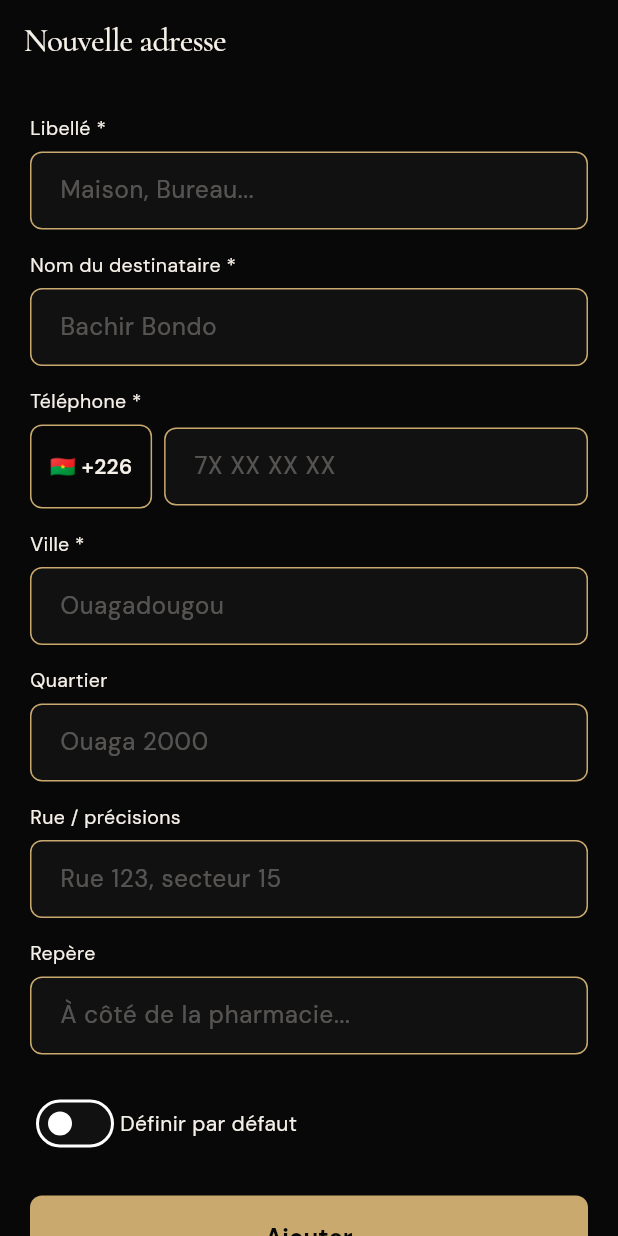
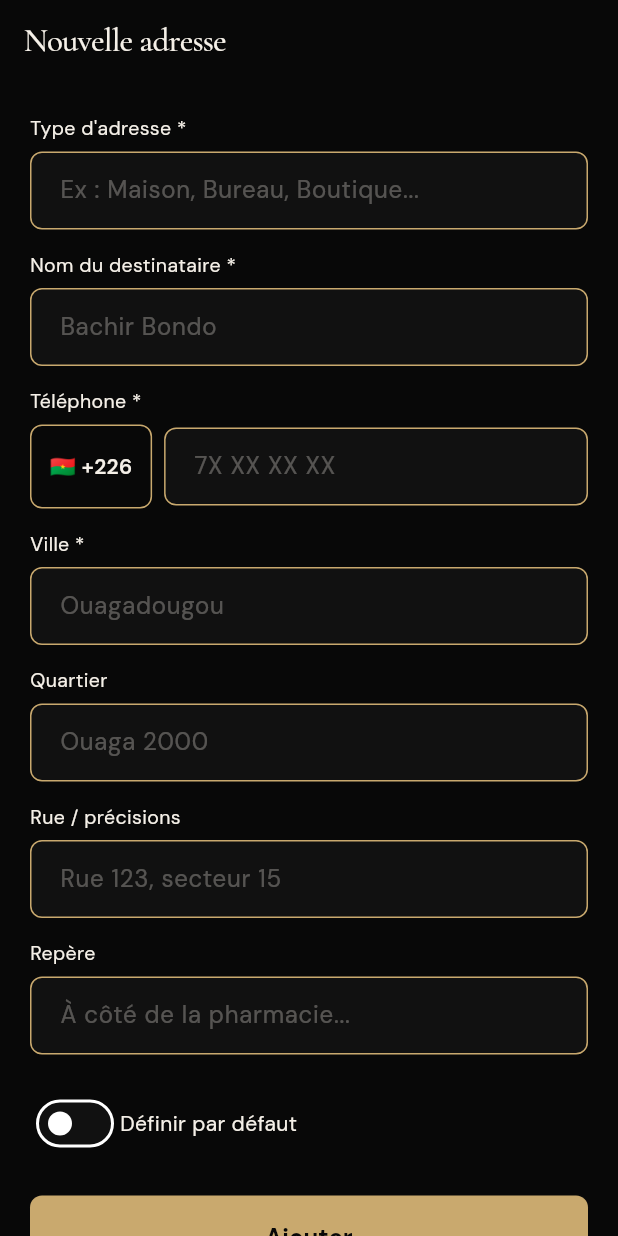
Before and after one commit to tudotuto1/oriva-app-client, a Flutter app: the AddressFormPage screen opened by its route, on a phone screen of 412 x 824 dp. Run offline on Flutter 3.47's test engine with Material 3 defaults, Android fonts, the phone set to English and light mode, and no system bars; our stand-ins replace cached_network_image, carousel_slider, flutter_dotenv, flutter_riverpod, go_router, google_fonts and 4 more; accounts and stored records are empty.

Commit message:
fix(address): renomme Libelle en Type d'adresse

```diff
--- a/oriva-app-client/lib/features/addresses/address_form_page.dart
+++ b/oriva-app-client/lib/features/addresses/address_form_page.dart
@@ -148,7 +148,7 @@ class _AddressFormPageState extends ConsumerState<AddressFormPage> {
               child: Column(
                 crossAxisAlignment: CrossAxisAlignment.start,
                 children: [
-                  _field('Libellé *', _label, hint: 'Maison, Bureau...'),
+                  _field('Type d\'adresse *', _label, hint: 'Ex : Maison, Bureau, Boutique...'),
                   _field('Nom du destinataire *', _recipient,
                       hint: 'Bachir Bondo'),
                   _phoneField(),
```
